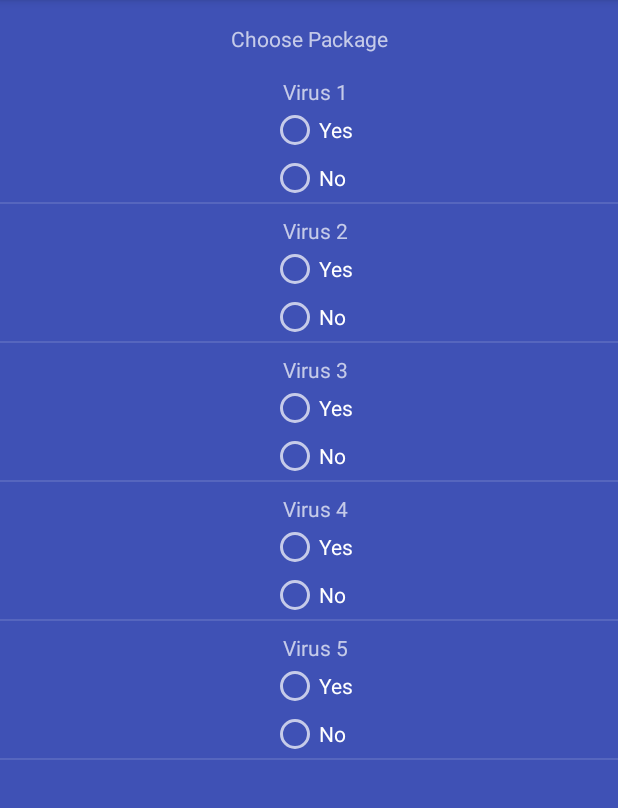
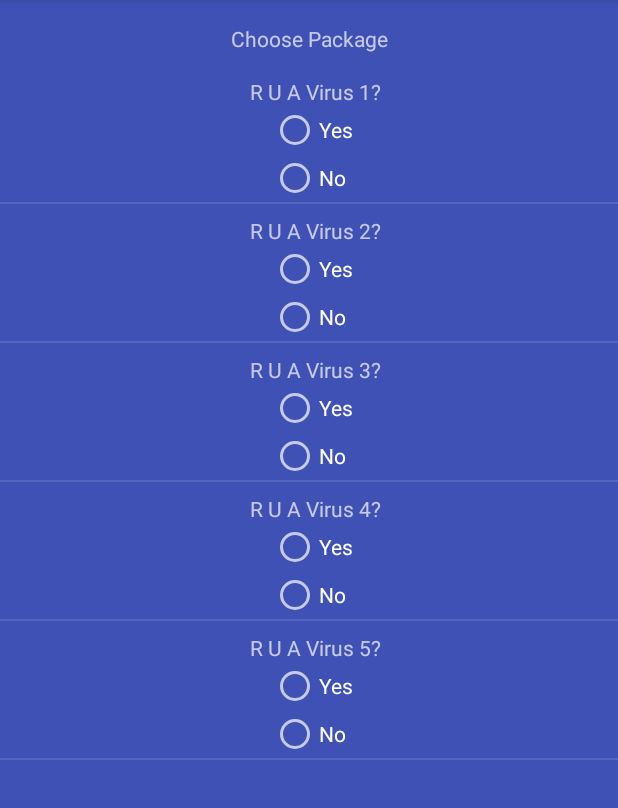
Before and after one commit to pmandroid/RecycleviewWithMultipleRadioButton, an Android app: the screen it shows after launch (MainActivity), on a phone screen of 412 x 824 dp, the part 84-892 px from its top. Run offline under Robolectric (Android 15) with nearby library versions, the phone set to English and light mode, and no system bars.

Commit message:
commit changes

```diff
--- a/app/src/main/java/com/prashant/mvvm/recycleviewwithmultipleradiobutton/MainActivity.java
+++ b/app/src/main/java/com/prashant/mvvm/recycleviewwithmultipleradiobutton/MainActivity.java
@@ -36,34 +36,11 @@ public class MainActivity extends AppCompatActivity {
     private List<PackageModel> getPackages() {
         List<PackageModel> modelList = new ArrayList<PackageModel>();
 
-        List<String> priceList = new ArrayList<String>();
-
-        priceList.add("$155 Half Yearly");
-        priceList.add("$277 Yearly");
-        modelList.add(new PackageModel("Virus 1", 1));
-
-        priceList = new ArrayList<String>();
-
-        priceList.add("$225 Half Yearly");
-        priceList.add("$410 Yearly");
-        modelList.add(new PackageModel("Virus 2", 2));
-
-        priceList = new ArrayList<String>();
-
-        priceList.add("$288 Half Yearly");
-        priceList.add("$545 Yearly");
-        modelList.add(new PackageModel("Virus 3", 3));
-
-        priceList = new ArrayList<String>();
-
-        priceList.add("$115 Half Yearly");
-        priceList.add("$200 Yearly");
-        modelList.add(new PackageModel("Virus 4", 4));
-
-        priceList = new ArrayList<String>();
-
-        priceList.add("$690 Yearly");
-        modelList.add(new PackageModel("Virus 5", 5));
+        modelList.add(new PackageModel("R U A Virus 1?", 1));
+        modelList.add(new PackageModel("R U A Virus 2?", 2));
+        modelList.add(new PackageModel("R U A Virus 3?", 3));
+        modelList.add(new PackageModel("R U A Virus 4?", 4));
+        modelList.add(new PackageModel("R U A Virus 5?", 5));
 
         return modelList;
     }
```
